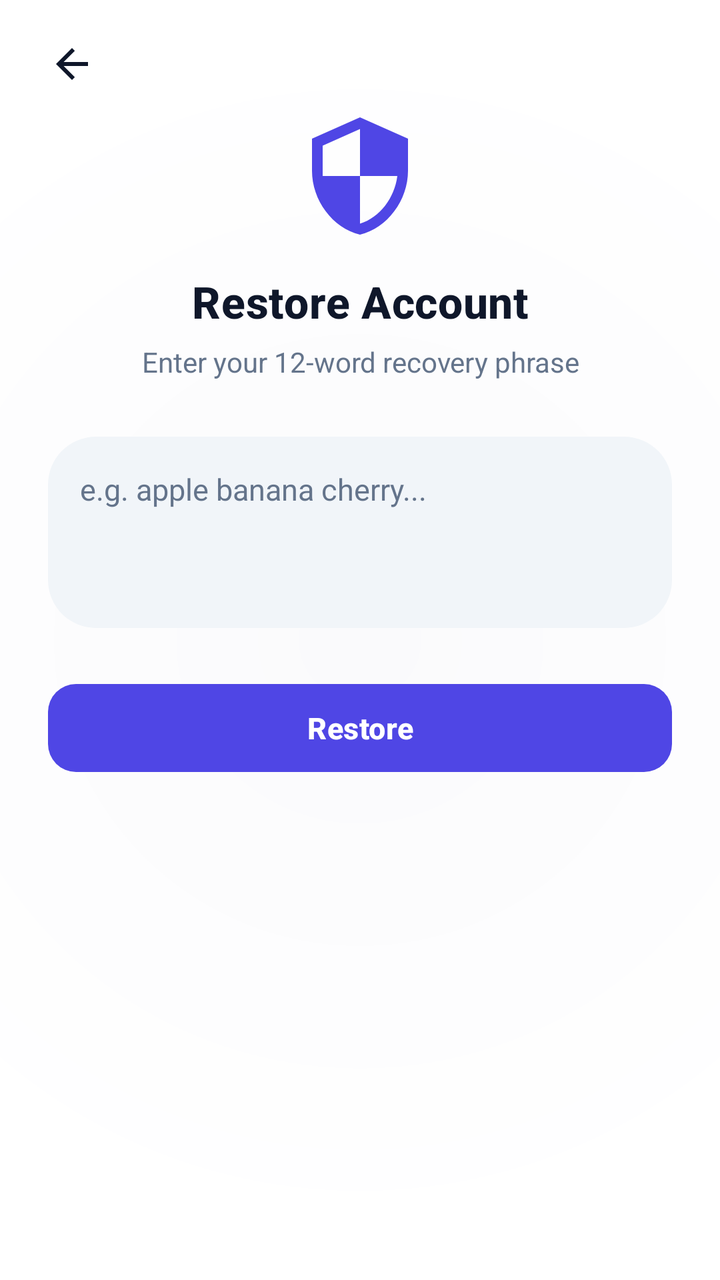
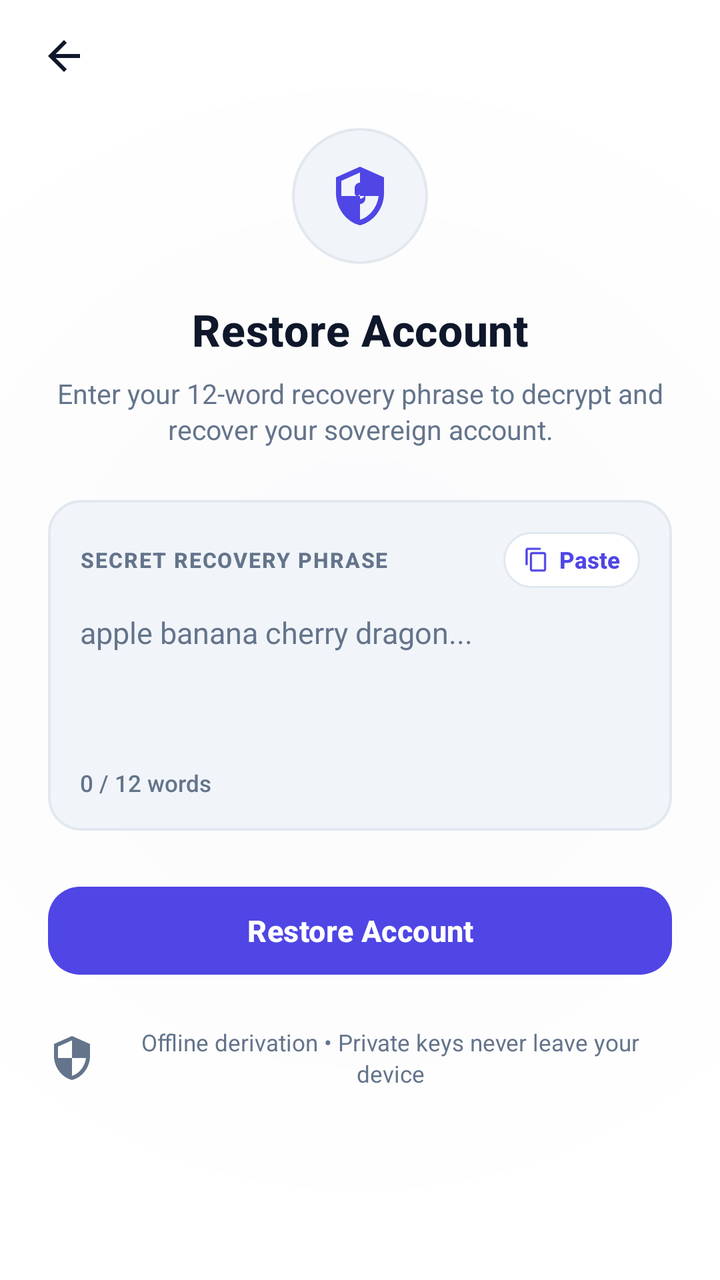

An Android layout rendered at two revisions. The XML below is the earlier revision; the diff shows what the commit changed to produce the second picture.
<!-- AndroidManifest.xml: application theme Theme.VEIL -->
<!-- res/layout/activity_restore_anonymous.xml -->
<?xml version="1.0" encoding="utf-8"?>
<FrameLayout xmlns:android="http://schemas.android.com/apk/res/android"
    xmlns:app="http://schemas.android.com/apk/res-auto"
    android:id="@+id/restore_root"
    android:layout_width="match_parent"
    android:layout_height="match_parent"
    android:background="@drawable/splash_background">

    
    <ImageView
        android:id="@+id/backButton"
        android:layout_width="40dp"
        android:layout_height="40dp"
        android:layout_gravity="top|start"
        android:layout_marginStart="16dp"
        android:layout_marginTop="12dp"
        android:background="?attr/selectableItemBackgroundBorderless"
        android:contentDescription="@string/back"
        android:padding="8dp"
        android:src="@drawable/ic_arrow_back"
        app:tint="@color/textPrimary" />

    
    <androidx.core.widget.NestedScrollView
        android:layout_width="match_parent"
        android:layout_height="match_parent"
        android:fillViewport="true"
        android:overScrollMode="never"
        android:scrollbars="none">

        <LinearLayout
            android:layout_width="match_parent"
            android:layout_height="wrap_content"
            android:layout_gravity="center"
            android:gravity="center_horizontal"
            android:maxWidth="440dp"
            android:orientation="vertical"
            android:paddingHorizontal="24dp"
            android:paddingTop="56dp"
            android:paddingBottom="32dp">

            
            <ImageView
                android:layout_width="64dp"
                android:layout_height="64dp"
                android:layout_marginBottom="16dp"
                android:contentDescription="Restore Account"
                android:scaleType="fitCenter"
                android:src="@drawable/ic_shield" />

            <TextView
                android:layout_width="wrap_content"
                android:layout_height="wrap_content"
                android:fontFamily="sans-serif-medium"
                android:gravity="center"
                android:letterSpacing="0.01"
                android:text="Restore Account"
                android:textColor="@color/textPrimary"
                android:textSize="22sp"
                android:textStyle="bold" />

            <TextView
                android:layout_width="wrap_content"
                android:layout_height="wrap_content"
                android:layout_marginTop="6dp"
                android:layout_marginBottom="28dp"
                android:fontFamily="sans-serif"
                android:gravity="center"
                android:text="Enter your 12-word recovery phrase"
                android:textColor="@color/textSecondary"
                android:textSize="14sp" />

            
            <LinearLayout
                android:layout_width="match_parent"
                android:layout_height="wrap_content"
                android:layout_marginBottom="24dp"
                android:background="@drawable/input_background"
                android:orientation="vertical"
                android:padding="16dp">

                <EditText
                    android:id="@+id/phraseEditText"
                    android:layout_width="match_parent"
                    android:layout_height="wrap_content"
                    android:background="@null"
                    android:fontFamily="sans-serif"
                    android:gravity="top|start"
                    android:hint="e.g. apple banana cherry..."
                    android:inputType="textMultiLine"
                    android:lineSpacingExtra="4dp"
                    android:minLines="3"
                    android:padding="0dp"
                    android:textColor="@color/textPrimary"
                    android:textColorHint="@color/textSecondary"
                    android:textSize="15sp" />

            </LinearLayout>

            
            <FrameLayout
                android:layout_width="match_parent"
                android:layout_height="52dp">

                <com.google.android.material.button.MaterialButton
                    android:id="@+id/restoreButton"
                    style="@style/Widget.Material3.Button.UnelevatedButton"
                    android:layout_width="match_parent"
                    android:layout_height="match_parent"
                    android:letterSpacing="0.01"
                    android:text="Restore"
                    android:textAllCaps="false"
                    android:textColor="@android:color/white"
                    android:textSize="15sp"
                    android:textStyle="bold"
                    app:backgroundTint="@color/veil_accent"
                    app:cornerRadius="14dp" />

                <ProgressBar
                    android:id="@+id/progressBar"
                    android:layout_width="26dp"
                    android:layout_height="26dp"
                    android:layout_gravity="center"
                    android:indeterminate="true"
                    android:indeterminateTint="@android:color/white"
                    android:visibility="gone" />
            </FrameLayout>

        </LinearLayout>
    </androidx.core.widget.NestedScrollView>

</FrameLayout>
<!-- resources referenced by this layout -->
<resources>
  <color name="textPrimary">#0F172A</color>
  <color name="textSecondary">#64748B</color>
  <!-- drawable input_background (drawable) -->
  <?xml version="1.0" encoding="utf-8"?>
  <shape xmlns:android="http://schemas.android.com/apk/res/android"
      android:shape="rectangle">
      <corners android:radius="24dp" />
      <solid android:color="@color/veil_primary_light" />
  </shape>
  <color name="veil_primary_light">#F1F5F9</color>
  <style name="Base.Theme.VEIL" parent="Theme.Material3.DayNight.NoActionBar">
          <item name="android:statusBarColor">@android:color/transparent</item>
          <item name="android:navigationBarColor">@android:color/transparent</item>
          <item name="android:windowLightStatusBar" tools:targetApi="m">true</item>
          <item name="colorPrimary">@color/colorPrimary</item>
          <item name="colorOnPrimary">@color/colorOnPrimary</item>
          <item name="colorPrimaryContainer">@color/colorPrimaryContainer</item>
          <item name="colorOnPrimaryContainer">@color/colorOnPrimaryContainer</item>
          <item name="colorSurface">@color/colorSurface</item>
          <item name="colorSurfaceVariant">@color/colorSurfaceVariant</item>
          <item name="colorOutline">@color/colorOutline</item>
          <item name="android:colorBackground">@color/colorBackground</item>
          <item name="bottomSheetDialogTheme">@style/ModernBottomSheetDialogTheme</item>
      </style>
  <!-- unchanged entries left out for length: 19 -->
</resources>

<!-- the commit's change to res/layout/activity_restore_anonymous.xml (unified diff, before → after) -->
@@ -7,18 +7,24 @@
     android:background="@drawable/splash_background">
 
     
-    <ImageView
-        android:id="@+id/backButton"
-        android:layout_width="40dp"
-        android:layout_height="40dp"
-        android:layout_gravity="top|start"
-        android:layout_marginStart="16dp"
-        android:layout_marginTop="12dp"
-        android:background="?attr/selectableItemBackgroundBorderless"
-        android:contentDescription="@string/back"
-        android:padding="8dp"
-        android:src="@drawable/ic_arrow_back"
-        app:tint="@color/textPrimary" />
+    <LinearLayout
+        android:layout_width="match_parent"
+        android:layout_height="56dp"
+        android:layout_gravity="top"
+        android:gravity="center_vertical"
+        android:orientation="horizontal"
+        android:paddingHorizontal="12dp">
+
+        <ImageView
+            android:id="@+id/backButton"
+            android:layout_width="40dp"
+            android:layout_height="40dp"
+            android:background="?attr/selectableItemBackgroundBorderless"
+            android:contentDescription="@string/back"
+            android:padding="8dp"
+            android:src="@drawable/ic_arrow_back"
+            app:tint="@color/colorTextPrimary" />
+    </LinearLayout>
 
     
     <androidx.core.widget.NestedScrollView
@@ -31,22 +37,29 @@
         <LinearLayout
             android:layout_width="match_parent"
             android:layout_height="wrap_content"
-            android:layout_gravity="center"
+            android:layout_gravity="center_horizontal"
             android:gravity="center_horizontal"
             android:maxWidth="440dp"
             android:orientation="vertical"
             android:paddingHorizontal="24dp"
-            android:paddingTop="56dp"
-            android:paddingBottom="32dp">
-
-            
-            <ImageView
-                android:layout_width="64dp"
-                android:layout_height="64dp"
-                android:layout_marginBottom="16dp"
-                android:contentDescription="Restore Account"
-                android:scaleType="fitCenter"
-                android:src="@drawable/ic_shield" />
+            android:paddingTop="64dp"
+            android:paddingBottom="36dp">
+
+            
+            <FrameLayout
+                android:layout_width="68dp"
+                android:layout_height="68dp"
+                android:layout_marginBottom="18dp"
+                android:background="@drawable/bg_restore_icon_circle">
+
+                <ImageView
+                    android:layout_width="32dp"
+                    android:layout_height="32dp"
+                    android:layout_gravity="center"
+                    android:contentDescription="Restore Account"
+                    android:src="@drawable/ic_shield_locked"
+                    app:tint="@color/veil_accent" />
+            </FrameLayout>
 
             <TextView
                 android:layout_width="wrap_content"
@@ -55,30 +68,81 @@
                 android:gravity="center"
                 android:letterSpacing="0.01"
                 android:text="Restore Account"
-                android:textColor="@color/textPrimary"
+                android:textColor="@color/colorTextPrimary"
                 android:textSize="22sp"
                 android:textStyle="bold" />
 
             <TextView
                 android:layout_width="wrap_content"
                 android:layout_height="wrap_content"
-                android:layout_marginTop="6dp"
-                android:layout_marginBottom="28dp"
+                android:layout_marginTop="8dp"
+                android:layout_marginBottom="26dp"
                 android:fontFamily="sans-serif"
                 android:gravity="center"
-                android:text="Enter your 12-word recovery phrase"
-                android:textColor="@color/textSecondary"
-                android:textSize="14sp" />
+                android:lineSpacingExtra="2dp"
+                android:text="Enter your 12-word recovery phrase to decrypt and recover your sovereign account."
+                android:textColor="@color/colorTextSecondary"
+                android:textSize="13.5sp" />
 
             
             <LinearLayout
                 android:layout_width="match_parent"
                 android:layout_height="wrap_content"
                 android:layout_marginBottom="24dp"
-                android:background="@drawable/input_background"
+                android:background="@drawable/bg_phrase_card"
                 android:orientation="vertical"
                 android:padding="16dp">
 
+                
+                <LinearLayout
+                    android:layout_width="match_parent"
+                    android:layout_height="wrap_content"
+                    android:layout_marginBottom="12dp"
+                    android:gravity="center_vertical"
+                    android:orientation="horizontal">
+
+                    <TextView
+                        android:layout_width="0dp"
+                        android:layout_height="wrap_content"
+                        android:layout_weight="1"
+                        android:fontFamily="sans-serif-medium"
+                        android:letterSpacing="0.06"
+                        android:text="SECRET RECOVERY PHRASE"
+                        android:textColor="@color/colorTextSecondary"
+                        android:textSize="10.5sp"
+                        android:textStyle="bold" />
+
+                    
+                    <LinearLayout
+                        android:id="@+id/btnPastePhrase"
+                        android:layout_width="wrap_content"
+                        android:layout_height="28dp"
+                        android:background="@drawable/bg_paste_pill"
+                        android:clickable="true"
+                        android:focusable="true"
+                        android:gravity="center_vertical"
+                        android:orientation="horizontal"
+                        android:paddingHorizontal="10dp">
+
+                        <ImageView
+                            android:layout_width="13dp"
+                            android:layout_height="13dp"
+                            android:layout_marginEnd="5dp"
+                            android:src="@drawable/ic_copy"
+                            app:tint="@color/veil_accent" />
+
+                        <TextView
+                            android:layout_width="wrap_content"
+                            android:layout_height="wrap_content"
+                            android:fontFamily="sans-serif-medium"
+                            android:text="Paste"
+                            android:textColor="@color/veil_accent"
+                            android:textSize="11.5sp"
+                            android:textStyle="bold" />
+                    </LinearLayout>
+                </LinearLayout>
+
+                
                 <EditText
                     android:id="@+id/phraseEditText"
                     android:layout_width="match_parent"
@@ -86,14 +150,44 @@
                     android:background="@null"
                     android:fontFamily="sans-serif"
                     android:gravity="top|start"
-                    android:hint="e.g. apple banana cherry..."
+                    android:hint="apple banana cherry dragon..."
                     android:inputType="textMultiLine"
-                    android:lineSpacingExtra="4dp"
+                    android:lineSpacingExtra="5dp"
                     android:minLines="3"
                     android:padding="0dp"
-                    android:textColor="@color/textPrimary"
-                    android:textColorHint="@color/textSecondary"
+                    android:textColor="@color/colorTextPrimary"
+                    android:textColorHint="@color/colorTextSecondary"
                     android:textSize="15sp" />
+
+                
+                <LinearLayout
+                    android:layout_width="match_parent"
+                    android:layout_height="wrap_content"
+                    android:layout_marginTop="12dp"
+                    android:gravity="center_vertical"
+                    android:orientation="horizontal">
+
+                    <TextView
+                        android:id="@+id/tvWordCount"
+                        android:layout_width="0dp"
+                        android:layout_height="wrap_content"
+                        android:layout_weight="1"
+                        android:fontFamily="sans-serif-medium"
+                        android:text="0 / 12 words"
+                        android:textColor="@color/colorTextSecondary"
+                        android:textSize="11.5sp" />
+
+                    <ImageView
+                        android:id="@+id/btnClearPhrase"
+                        android:layout_width="28dp"
+                        android:layout_height="28dp"
+                        android:background="?attr/selectableItemBackgroundBorderless"
+                        android:contentDescription="Clear phrase"
+                        android:padding="6dp"
+                        android:src="@drawable/ic_close"
+                        android:visibility="gone"
+                        app:tint="@color/colorTextSecondary" />
+                </LinearLayout>
 
             </LinearLayout>
 
@@ -108,24 +202,39 @@
                     android:layout_width="match_parent"
                     android:layout_height="match_parent"
                     android:letterSpacing="0.01"
-                    android:text="Restore"
+                    android:text="Restore Account"
                     android:textAllCaps="false"
                     android:textColor="@android:color/white"
                     android:textSize="15sp"
                     android:textStyle="bold"
                     app:backgroundTint="@color/veil_accent"
-                    app:cornerRadius="14dp" />
+                    app:cornerRadius="16dp" />
 
                 <ProgressBar
                     android:id="@+id/progressBar"
-                    android:layout_width="26dp"
-                    android:layout_height="26dp"
+                    android:layout_width="24dp"
+                    android:layout_height="24dp"
                     android:layout_gravity="center"
                     android:indeterminate="true"
                     android:indeterminateTint="@android:color/white"
                     android:visibility="gone" />
             </FrameLayout>
 
+            
+            <TextView
+                android:layout_width="wrap_content"
+                android:layout_height="wrap_content"
+                android:layout_marginTop="22dp"
+                android:drawableStart="@drawable/ic_shield"
+                android:drawablePadding="6dp"
+                android:fontFamily="sans-serif"
+                android:gravity="center"
+                android:lineSpacingExtra="2dp"
+                android:text="Offline derivation • Private keys never leave your device"
+                android:textColor="@color/colorTextSecondary"
+                android:textSize="11.5sp"
+                app:drawableTint="@color/colorTextSecondary" />
+
         </LinearLayout>
     </androidx.core.widget.NestedScrollView>
 
<!-- resource entries referenced after the edit -->
@@ -1,15 +1,69 @@
 <!-- resources referenced by this layout -->
 <resources>
-  <color name="textPrimary">#0F172A</color>
-  <color name="textSecondary">#64748B</color>
-  <!-- drawable input_background (drawable) -->
+  <color name="colorTextPrimary">#0F172A</color>
+  <color name="colorTextSecondary">#64748B</color>
+  <!-- drawable bg_paste_pill (drawable) -->
   <?xml version="1.0" encoding="utf-8"?>
   <shape xmlns:android="http://schemas.android.com/apk/res/android"
       android:shape="rectangle">
-      <corners android:radius="24dp" />
-      <solid android:color="@color/veil_primary_light" />
+      <corners android:radius="14dp" />
+      <solid android:color="@color/colorSurface" />
+      <stroke
+          android:width="1dp"
+          android:color="@color/colorOutline" />
   </shape>
-  <color name="veil_primary_light">#F1F5F9</color>
+  <!-- drawable bg_phrase_card (drawable) -->
+  <?xml version="1.0" encoding="utf-8"?>
+  <shape xmlns:android="http://schemas.android.com/apk/res/android"
+      android:shape="rectangle">
+      <corners android:radius="16dp" />
+      <solid android:color="@color/colorSurfaceVariant" />
+      <stroke
+          android:width="1.2dp"
+          android:color="@color/colorOutline" />
+  </shape>
+  <!-- drawable bg_restore_icon_circle (drawable) -->
+  <?xml version="1.0" encoding="utf-8"?>
+  <shape xmlns:android="http://schemas.android.com/apk/res/android"
+      android:shape="oval">
+      <solid android:color="@color/colorSurfaceVariant" />
+      <stroke
+          android:width="1.2dp"
+          android:color="@color/colorOutline" />
+  </shape>
+  <!-- drawable ic_close (drawable) -->
+  <vector xmlns:android="http://schemas.android.com/apk/res/android"
+      android:width="24dp"
+      android:height="24dp"
+      android:viewportWidth="24"
+      android:viewportHeight="24">
+      <path
+          android:fillColor="@color/text_primary"
+          android:pathData="M19,6.41L17.59,5 12,10.59 6.41,5 5,6.41 10.59,12 5,17.59 6.41,19 12,13.41 17.59,19 19,17.59 13.41,12z"/>
+  </vector>
+  <!-- drawable ic_copy (drawable) -->
+  <vector xmlns:android="http://schemas.android.com/apk/res/android"
+      android:width="24dp"
+      android:height="24dp"
+      android:viewportWidth="24"
+      android:viewportHeight="24">
+    <path
+        android:fillColor="@android:color/white"
+        android:pathData="M16,1H4C2.9,1 2,1.9 2,3v14h2V3h12V1zm3,4H8C6.9,5 6,5.9 6,7v14c0,1.1 0.9,2 2,2h11c1.1,0 2,-0.9 2,-2V7c0,-1.1 -0.9,-2 -2,-2zm0,16H8V7h11v14z"/>
+  </vector>
+  <!-- drawable ic_shield_locked (drawable) -->
+  <vector xmlns:android="http://schemas.android.com/apk/res/android"
+      android:width="24dp"
+      android:height="24dp"
+      android:viewportWidth="24"
+      android:viewportHeight="24">
+      <path
+          android:fillColor="@color/veil_accent"
+          android:pathData="M12,1L3,5v6c0,5.55 3.84,10.74 9,12 5.16,-1.26 9,-6.45 9,-12V5l-9,-4zM12,11.99h7c-0.53,4.12 -3.28,7.79 -7,8.94V12H5V6.3l7,-3.11v8.8z"/>
+      <path
+          android:fillColor="@color/veil_accent"
+          android:pathData="M12,7c-1.1,0 -2,0.9 -2,2v2c0,0.55 0.45,1 1,1s1,-0.45 1,-1V9c0,-0.55 0.45,-1 1,-1s1,0.45 1,1v2c0,1.1 -0.9,2 -2,2 -0.55,0 -1,0.45 -1,1s0.45,1 1,1c1.1,0 2,-0.9 2,-2V9c0,-1.1 -0.9,-2 -2,-2z"/>
+  </vector>
   <style name="Base.Theme.VEIL" parent="Theme.Material3.DayNight.NoActionBar">
           <item name="android:statusBarColor">@android:color/transparent</item>
           <item name="android:navigationBarColor">@android:color/transparent</item>
@@ -18,12 +72,46 @@
           <item name="colorOnPrimary">@color/colorOnPrimary</item>
           <item name="colorPrimaryContainer">@color/colorPrimaryContainer</item>
           <item name="colorOnPrimaryContainer">@color/colorOnPrimaryContainer</item>
+          <item name="colorSecondary">@color/colorSecondary</item>
+          <item name="colorOnSecondary">@color/colorOnSecondary</item>
+          <item name="colorSecondaryContainer">@color/colorSecondaryContainer</item>
+          <item name="colorOnSecondaryContainer">@color/colorOnSecondaryContainer</item>
+          <item name="colorTertiary">@color/colorTertiary</item>
+          <item name="colorOnTertiary">@color/colorOnTertiary</item>
+          <item name="colorTertiaryContainer">@color/colorTertiaryContainer</item>
+          <item name="colorOnTertiaryContainer">@color/colorOnTertiaryContainer</item>
           <item name="colorSurface">@color/colorSurface</item>
+          <item name="colorOnSurface">@color/colorOnSurface</item>
           <item name="colorSurfaceVariant">@color/colorSurfaceVariant</item>
+          <item name="colorOnSurfaceVariant">@color/colorOnSurfaceVariant</item>
+          <item name="colorSurfaceDim">@color/colorSurfaceDim</item>
+          <item name="colorSurfaceBright">@color/colorSurfaceBright</item>
+          <item name="colorSurfaceContainerLowest">@color/colorSurfaceContainerLowest</item>
+          <item name="colorSurfaceContainerLow">@color/colorSurfaceContainerLow</item>
+          <item name="colorSurfaceContainer">@color/colorSurfaceContainer</item>
+          <item name="colorSurfaceContainerHigh">@color/colorSurfaceContainerHigh</item>
+          <item name="colorSurfaceContainerHighest">@color/colorSurfaceContainerHighest</item>
           <item name="colorOutline">@color/colorOutline</item>
           <item name="android:colorBackground">@color/colorBackground</item>
           <item name="bottomSheetDialogTheme">@style/ModernBottomSheetDialogTheme</item>
       </style>
+  <color name="colorSecondary">#0D9488</color>
+  <color name="colorOnSecondary">#FFFFFF</color>
+  <color name="colorSecondaryContainer">#EEF2FF</color>
+  <color name="colorOnSecondaryContainer">#3730A3</color>
+  <color name="colorTertiary">#06B6D4</color>
+  <color name="colorOnTertiary">#FFFFFF</color>
+  <color name="colorTertiaryContainer">#ECFEFF</color>
+  <color name="colorOnTertiaryContainer">#155E75</color>
+  <color name="colorOnSurface">#0F172A</color>
+  <color name="colorOnSurfaceVariant">#475569</color>
+  <color name="colorSurfaceDim">#E2E8F0</color>
+  <color name="colorSurfaceBright">#FFFFFF</color>
+  <color name="colorSurfaceContainerLowest">#FFFFFF</color>
+  <color name="colorSurfaceContainerLow">#F8FAFC</color>
+  <color name="colorSurfaceContainer">#F1F5F9</color>
+  <color name="colorSurfaceContainerHigh">#E2E8F0</color>
+  <color name="colorSurfaceContainerHighest">#CBD5E1</color>
   <!-- unchanged entries left out for length: 19 -->
 </resources>
 
